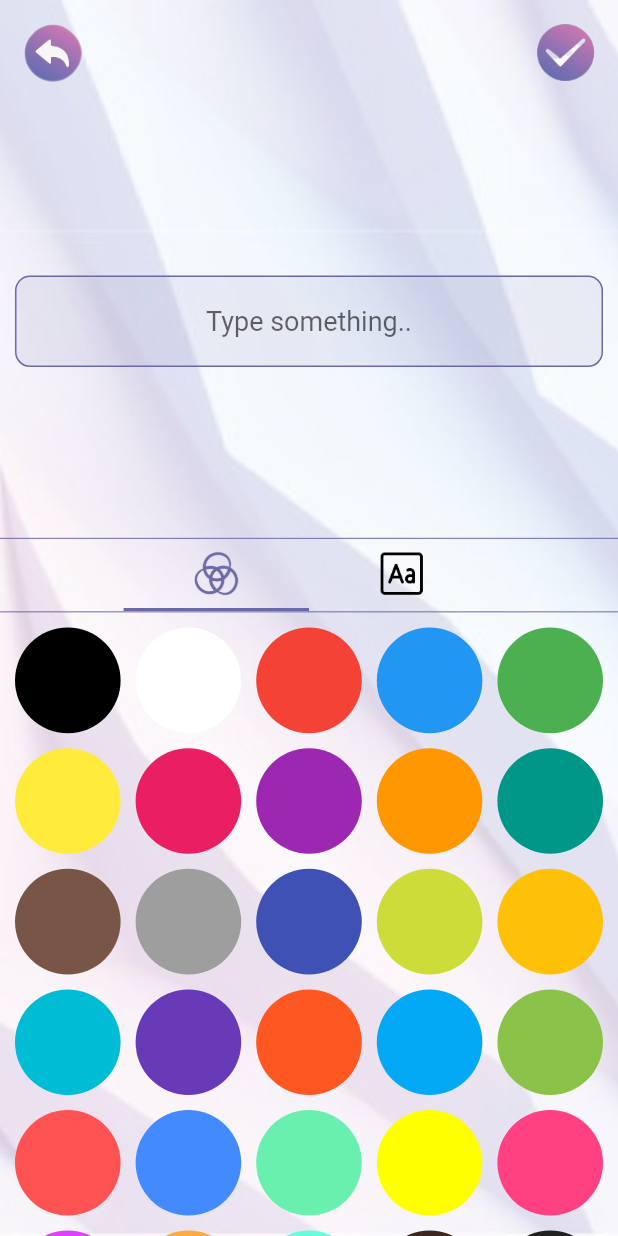
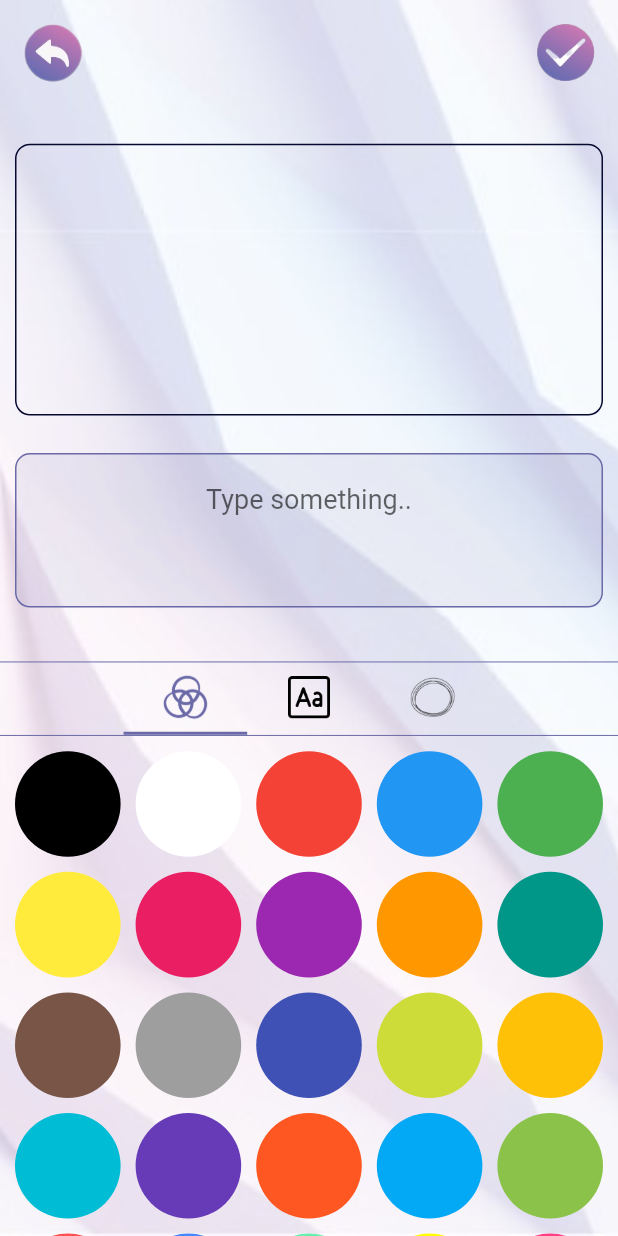
Before and after one commit to arpitmiracle/dpmaker, a Flutter app: the FrameText screen opened directly, on a phone screen of 412 x 824 dp. Run offline on Flutter 3.47's test engine with Material 2 defaults, Android fonts, the phone set to English and light mode, and no system bars; our stand-ins replace flutter_native_ad, fluttertoast, get, hive_flutter, image_picker, permission_handler and 2 more; missing offline and left inert: crop_image, document_file_save_plus; accounts and stored records are empty; project files that could hold a hidden picture were left out.

Commit message:
text frame

```diff
--- a/lib/Screens/FrameImageScreen.dart
+++ b/lib/Screens/FrameImageScreen.dart
@@ -107,9 +107,9 @@ class FrameImageScreen extends StatelessWidget {
                                     stickerList: controller.stickerList,
                                     onEdit: (stkr) async {
                                       if(stkr.isText == true){
-                                        TextData? data = await Navigator.push(context, MaterialPageRoute(builder: (context) => FrameText(stickerText: stkr.child as CustomText?),));
+                                        TextData? data = await Navigator.push(context, MaterialPageRoute(builder: (context) => FrameText(stickerText: stkr.child as TextWidth?),));
                                         if(data != null) {
-                                          controller.stickerList[controller.stickerList.indexWhere((element) => element.id == stkr.id)] = Sticker(id: stkr.id,isText: true,child: CustomText(text: data.text,color: data.color,fontFamily: data.font,fontSize: 18),);
+                                          controller.stickerList[controller.stickerList.indexWhere((element) => element.id == stkr.id)] = Sticker(id: stkr.id,isText: true,child: TextWidth(selectedFrame: data.frame,text: data.text,style: TextStyle(color: data.color,fontFamily: data.font)),);
                                           controller.update();
                                         }
                                       }
@@ -188,7 +188,7 @@ class FrameImageScreen extends StatelessWidget {
                           controller.tabController.animateTo(controller.tabController.previousIndex);
                           TextData? data = await Navigator.push(context, MaterialPageRoute(builder: (context) => FrameText(),));
                           if(data != null) {
-                            controller.stickerList.add(Sticker(id: "Text${DateTime.now().hashCode}",isText: true,child: CustomText(text: data.text,color: data.color,fontFamily: data.font,fontSize: 18),));
+                            controller.stickerList.add(Sticker(id: "Text${DateTime.now().hashCode}",isText: true,child: TextWidth(selectedFrame: data.frame,text: data.text,style: TextStyle(color: data.color,fontFamily: data.font)),));
                             controller.update();
                           }
                         }
--- a/lib/Screens/Frames/FrameText.dart
+++ b/lib/Screens/Frames/FrameText.dart
@@ -1,11 +1,14 @@
 import 'package:custom_elements/custom_elements.dart';
 import 'package:dpmaker/Constants/Constants.dart';
 import 'package:dpmaker/Constants/ImagePath.dart';
+import 'package:dpmaker/Controllers/FrameImageController.dart';
 import 'package:flutter/material.dart';
 import 'package:get/get.dart';
 
+import 'FrameStickers.dart';
+
 class FrameText extends StatefulWidget {
-  CustomText? stickerText;
+  TextWidth? stickerText;
   FrameText({Key? key,this.stickerText}) : super(key: key);
 
   @override
@@ -17,14 +20,17 @@ class _FrameTextState extends State<FrameText> with SingleTickerProviderStateMix
   TextEditingController textEditingController = TextEditingController();
   String? selectedFont;
   Color? selectedColor;
+  FrameImageController controller = Get.find();
+  String selectedFrame = "";
 
   @override
   void initState() {
-    tabController = TabController(length: 2, vsync: this);
+    tabController = TabController(length: 3, vsync: this);
     if(widget.stickerText != null){
       textEditingController.text = widget.stickerText?.text ?? "";
-      selectedFont = widget.stickerText?.fontFamily;
-      selectedColor = widget.stickerText?.color;
+      selectedFrame = widget.stickerText?.selectedFrame ?? "";
+      selectedFont = widget.stickerText?.style?.fontFamily;
+      selectedColor = widget.stickerText?.style?.color;
       setState(() {});
     }
     super.initState();
@@ -65,6 +71,7 @@ class _FrameTextState extends State<FrameText> with SingleTickerProviderStateMix
                       data.text = textEditingController.text.trim();
                       data.color = selectedColor;
                       data.font = selectedFont;
+                      data.frame = selectedFrame;
                       Get.back(result: data);
                     },
                   ),
@@ -72,20 +79,39 @@ class _FrameTextState extends State<FrameText> with SingleTickerProviderStateMix
               ),
             ),
             SizedBox(
-              height: 35.h,
-              child: Center(
-                child: CustomTextField(
+              height: 45.h,
+              child: Column(
+                mainAxisAlignment: MainAxisAlignment.center,
+                children: [
+                  Container(
+                    height: 22.h,
+                    width: double.infinity,
+                    margin: EdgeInsets.symmetric(horizontal: 10),
+                    decoration: BoxDecoration(
+                        border: Border.all(color: CustomColors.scaffoldBgColor),
+                        borderRadius: BorderRadius.circular(10)
+                    ),
+                    child: Center(child: TextWidth(selectedFrame: selectedFrame,text: textEditingController.text,style: TextStyle(color: selectedColor,fontFamily: selectedFont))),
+                  ),
+                  SizedBox(height: 15,),
+                  CustomTextField(
                     controller: textEditingController,
                     hint: "Type something..",
                     filled: true,
-                  keyboardType: TextInputType.text,
+                    keyboardType: TextInputType.multiline,
                     textAlign: TextAlign.center,
                     fillColor: CustomColors.primary.withOpacity(0.1),
                     borderColor: CustomColors.primary,
                     fontFamily: selectedFont,
                     fontColor: selectedColor,
                     fontSize: 18,
+                    maxLines: 3,
+                    maxLength: 200,
+                    onChange: (p0) {
+                      setState(() {});
+                    },
                   ),
+                ],
               ),
             ),
             Divider(height: 1,color: CustomColors.primary,),
@@ -99,6 +125,9 @@ class _FrameTextState extends State<FrameText> with SingleTickerProviderStateMix
                   ),
                   Tab(
                     child: Image.asset(ImagePath.ic_fonts,color: tabController.index == 1 ? CustomColors.primary : CustomColors.black,width: 30,),
+                  ),
+                  Tab(
+                    child: Image.asset(ImagePath.ic_frames,color: tabController.index == 2 ? CustomColors.primary : CustomColors.black,width: 30,),
                   ),
                 ],
                 indicatorColor: CustomColors.primary,
@@ -114,6 +143,56 @@ class _FrameTextState extends State<FrameText> with SingleTickerProviderStateMix
               children: [
                 getColorsView(),
                 getFontsView(),
+                Column(
+                  children: [
+                    Divider(height: 1,color: CustomColors.primary,),
+                    TabBar(
+                      controller: controller.frameTabController,
+                      tabs: List.generate(controller.frameTabController.length, (index) => Tab(
+                        child: Container(
+                          padding: EdgeInsets.symmetric(vertical: 7,horizontal: 15),
+                          decoration: BoxDecoration(
+                            color: CustomColors.primary,
+                            borderRadius: BorderRadius.circular(15),
+                          ),
+                          child: Text(framesList[index]['category'].toString(),),
+                        ),
+                      )),
+                      isScrollable: true,
+                      indicatorColor: CustomColors.primary,
+                    ),
+                    Divider(height: 1,color: CustomColors.primary,),
+                    Expanded(child: TabBarView(
+                      controller: controller.frameTabController,
+                      children:  List.generate(controller.frameTabController.length, (i) => Container(
+                        child: GridView.builder(
+                          itemCount: framesList[i]['frames'].length,
+                          gridDelegate: SliverGridDelegateWithFixedCrossAxisCount(
+                            crossAxisCount: 4,
+                            mainAxisSpacing: 10,
+                            crossAxisSpacing: 10,
+                          ),
+                          padding: EdgeInsets.all(10),
+                          itemBuilder: (context, index) {
+                            return InkWell(
+                              onTap: () {
+                                setState(() {
+                                  selectedFrame = framesList[i]['frames'][index];
+                                });
+                              },
+                              child: Stack(
+                                children: [
+                                  framesList[i]['frames'][index].toString().isEmpty ? Container() : Image.asset(framesList[i]['frames'][index]),
+                                  (selectedFrame == framesList[i]['frames'][index]) ? Center(child: Icon(Icons.done),) : SizedBox()
+                                ],
+                              ),
+                            );
+                          },
+                        ),
+                      )),
+                    )),
+                  ],
+                )
               ],
             )),
           ],
@@ -183,6 +262,38 @@ class TextData {
   String text = "";
   Color? color;
   String? font;
+  String frame = "";
 
   TextData();
 }
+
+class TextWidth extends StatelessWidget {
+  final String text;
+  final String selectedFrame;
+  final TextStyle? style;
+
+  const TextWidth({Key? key, this.text = "", this.selectedFrame = "", this.style}) : super(key: key);
+
+  @override
+  Widget build(BuildContext context) {
+    return LayoutBuilder(
+      builder: (BuildContext context, BoxConstraints constraints) {
+        final TextPainter textPainter = TextPainter(
+          text: TextSpan(text: text, style: style),
+          textDirection: TextDirection.ltr,
+          maxLines: 1,
+        )..layout(maxWidth: constraints.maxWidth);
+        return Container(
+          width: textPainter.width * 1.4,
+          height: textPainter.width * 1.4,
+          child: Stack(
+            children: [
+              if(selectedFrame.isNotEmpty) Image.asset(selectedFrame, fit: BoxFit.cover,),
+              Center(child: Text(text, style: style,textAlign: TextAlign.center,)),
+            ],
+          ),
+        );
+      },
+    );
+  }
+}
--- a/packages/custom_elements/lib/Elements/CustomTextField.dart
+++ b/packages/custom_elements/lib/Elements/CustomTextField.dart
@@ -26,7 +26,9 @@ class CustomTextField extends StatelessWidget {
         this.height,
         this.errorTextStyle,
         this.border,
+        this.maxLines,
         this.fontFamily,
+        this.textInputAction,
         this.filled = false,
       });
 
@@ -56,6 +58,7 @@ class CustomTextField extends StatelessWidget {
   InputBorder? border;
   bool filled;
   String? fontFamily;
+  TextInputAction? textInputAction;
 
   @override
   Widget build(BuildContext context) {
@@ -69,6 +72,7 @@ class CustomTextField extends StatelessWidget {
           expands: false,
           inputFormatters: inputFormatter,
           maxLines: maxLines ?? 1,
+          textInputAction: textInputAction,
           onChanged: onChange,
           enabled: enabled,
           keyboardType: keyboardType,
```
Also changed, not shown: lib/Screens/CropImageScreen.dart (+11 -3 lines). Lines whose indentation alone changed are shown as unchanged.
